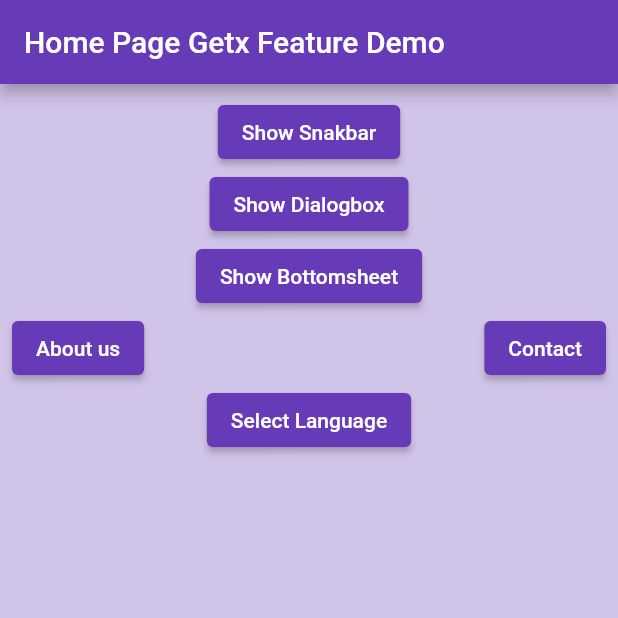
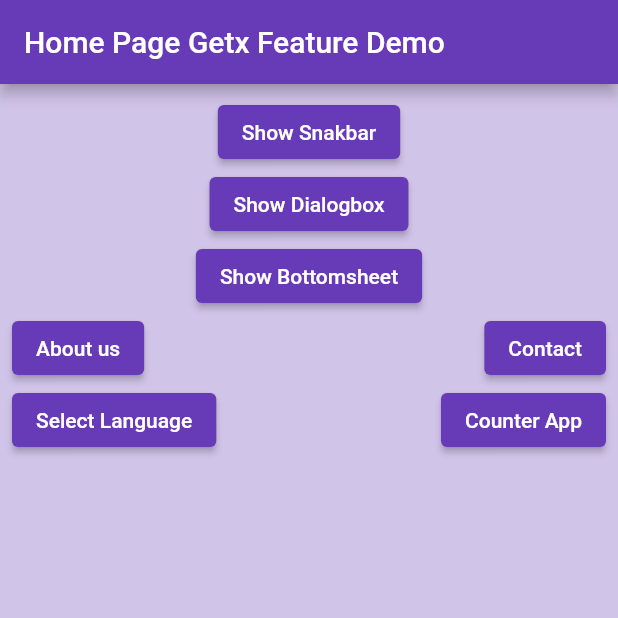
Before and after one commit to gitcoder-23/flutter_todo_getx_mockapi, a Flutter app: the screen it shows after launch, on a phone screen of 412 x 824 dp, the top half of it. Run offline on Flutter 3.47's test engine with Material 2 defaults, Android fonts, the light colour scheme and no system bars; our stand-ins replace get, get_storage.

Commit message:
Counter app ready using getx

```diff
--- a/lib/components/local_languages.dart
+++ b/lib/components/local_languages.dart
@@ -10,6 +10,9 @@ class LocalLanguages extends Translations {
           'please_select': 'Please select one which you want to choose',
           'select_lng': 'Select Language',
           'home_getx_demo': 'Home Page Getx Feature Demo',
+          'counter_app': 'Counter App',
+          'counter_head': 'Counter',
+          'count_btn': 'Count',
         },
         'hindi': {
           'english_lng': 'अंग्रेज़ी',
@@ -18,6 +21,9 @@ class LocalLanguages extends Translations {
           'please_select': 'कृपया वह चुनें जिसे आप चूसना चाहते हैं',
           'select_lng': 'चुनिंदा भाषा में',
           'home_getx_demo': 'होम पेज फीचर डेमो हो जाता है',
+          'counter_app': 'काउंटर ऐप',
+          'counter_head': 'विरोध करना',
+          'count_btn': 'गिनती',
         },
       };
 }
--- a/lib/components/routes.dart
+++ b/lib/components/routes.dart
@@ -1,3 +1,4 @@
+import 'package:flutter_todo_getx_mockapi/pages/counter_page.dart';
 import 'package:get/get.dart';
 
 import '../pages/about_us_page.dart';
@@ -28,4 +29,10 @@ final allRoutedPages = [
     transition: Transition.leftToRightWithFade,
     transitionDuration: const Duration(milliseconds: 500),
   ),
+  GetPage(
+    name: '/counter',
+    page: () => const CounterPage(),
+    transition: Transition.circularReveal,
+    transitionDuration: const Duration(milliseconds: 500),
+  ),
 ];
--- /dev/null
+++ b/lib/controllers/counter_controller.dart
@@ -0,0 +1,6 @@
+import 'package:get/get.dart';
+
+class CounterController extends GetxController {
+  // obs--> observable
+  var countNumber = 0.obs;
+}
--- a/lib/pages/my_home_page.dart
+++ b/lib/pages/my_home_page.dart
@@ -252,6 +252,13 @@ class _MyHomePageState extends State<MyHomePage> {
                   onPressed: onSelectLanguage,
                   child: Text('select_lng'.tr),
                 ),
+                const Spacer(),
+                ElevatedButton(
+                  onPressed: () {
+                    Get.toNamed('/counter');
+                  },
+                  child: Text('counter_app'.tr),
+                ),
               ],
             ),
           ],
```
Also changed, not shown: lib/pages/counter_page.dart (added, +84 -0 lines).
